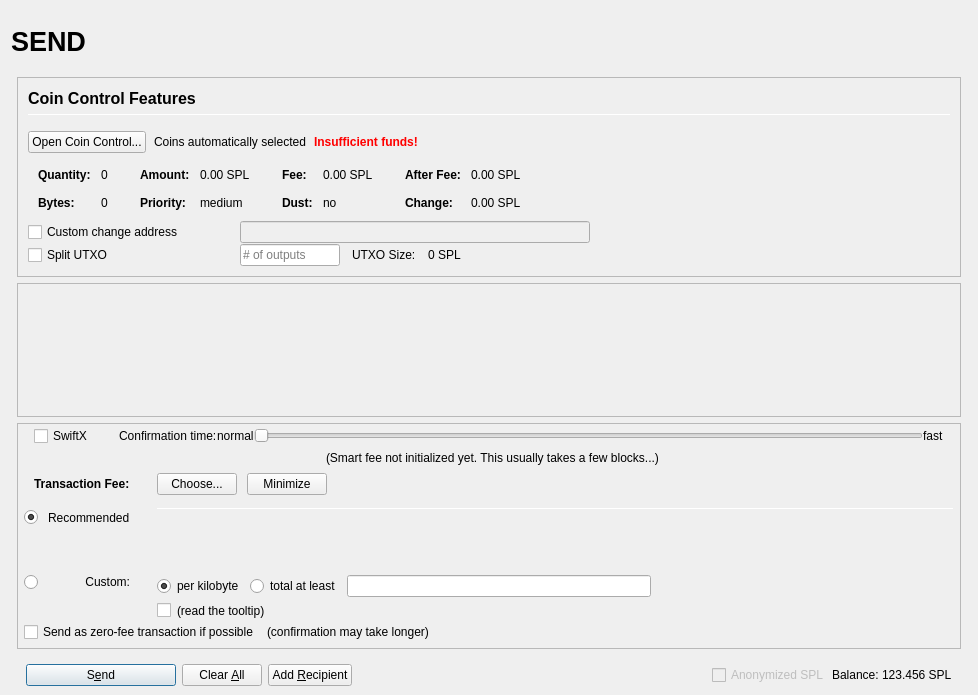
This is src/qt/forms/sendcoinsdialog.ui in MotoAcidic/Altbet-2.0.0.0 as Qt 5 draws it before an edit. The edited form follows.
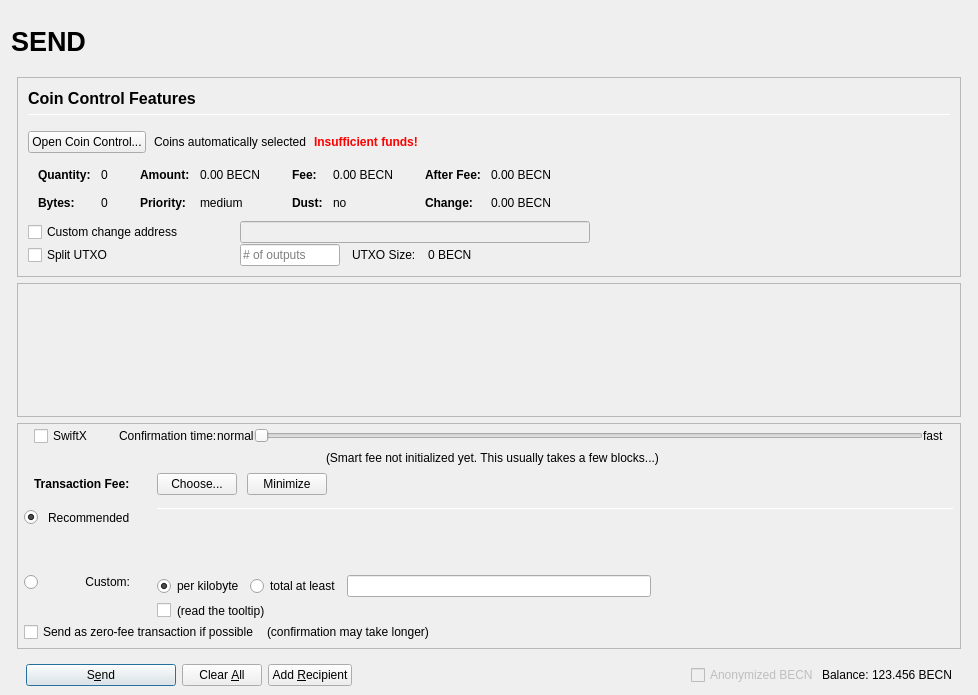
This is the edited form. Icons and pictures are not drawn. Custom widgets are drawn as their Qt base class.

The edit to the form file:
```diff
--- a/src/qt/forms/sendcoinsdialog.ui
+++ b/src/qt/forms/sendcoinsdialog.ui
@@ -457,7 +457,7 @@
                         <enum>Qt::ActionsContextMenu</enum>
                        </property>
                        <property name="text">
-                        <string notr="true">0.00 SPL</string>
+                        <string notr="true">0.00 BECN</string>
                        </property>
                        <property name="textInteractionFlags">
                         <set>Qt::LinksAccessibleByMouse|Qt::TextSelectableByKeyboard|Qt::TextSelectableByMouse</set>
@@ -537,7 +537,7 @@
                         <enum>Qt::ActionsContextMenu</enum>
                        </property>
                        <property name="text">
-                        <string notr="true">0.00 SPL</string>
+                        <string notr="true">0.00 BECN</string>
                        </property>
                        <property name="textInteractionFlags">
                         <set>Qt::LinksAccessibleByMouse|Qt::TextSelectableByKeyboard|Qt::TextSelectableByMouse</set>
@@ -617,7 +617,7 @@
                         <enum>Qt::ActionsContextMenu</enum>
                        </property>
                        <property name="text">
-                        <string notr="true">0.00 SPL</string>
+                        <string notr="true">0.00 BECN</string>
                        </property>
                        <property name="textInteractionFlags">
                         <set>Qt::LinksAccessibleByMouse|Qt::TextSelectableByKeyboard|Qt::TextSelectableByMouse</set>
@@ -646,7 +646,7 @@
                         <enum>Qt::ActionsContextMenu</enum>
                        </property>
                        <property name="text">
-                        <string notr="true">0.00 SPL</string>
+                        <string notr="true">0.00 BECN</string>
                        </property>
                        <property name="textInteractionFlags">
                         <set>Qt::LinksAccessibleByMouse|Qt::TextSelectableByKeyboard|Qt::TextSelectableByMouse</set>
@@ -813,7 +813,7 @@
                 <item>
                  <widget class="QLabel" name="labelBlockSize">
                   <property name="text">
-                   <string>0 SPL</string>
+                   <string>0 BECN</string>
                   </property>
                  </widget>
                 </item>
@@ -1651,7 +1651,7 @@
                 <bool>false</bool>
                </property>
                <property name="text">
-                <string>Anonymized SPL</string>
+                <string>Anonymized BECN</string>
                </property>
               </widget>
              </item>
@@ -1674,7 +1674,7 @@
                 <cursorShape>IBeamCursor</cursorShape>
                </property>
                <property name="text">
-                <string notr="true">123.456 SPL</string>
+                <string notr="true">123.456 BECN</string>
                </property>
                <property name="textInteractionFlags">
                 <set>Qt::LinksAccessibleByMouse|Qt::TextSelectableByKeyboard|Qt::TextSelectableByMouse</set>
```
Left out of the diff: 20 changed lines with no effect on the pictures.
